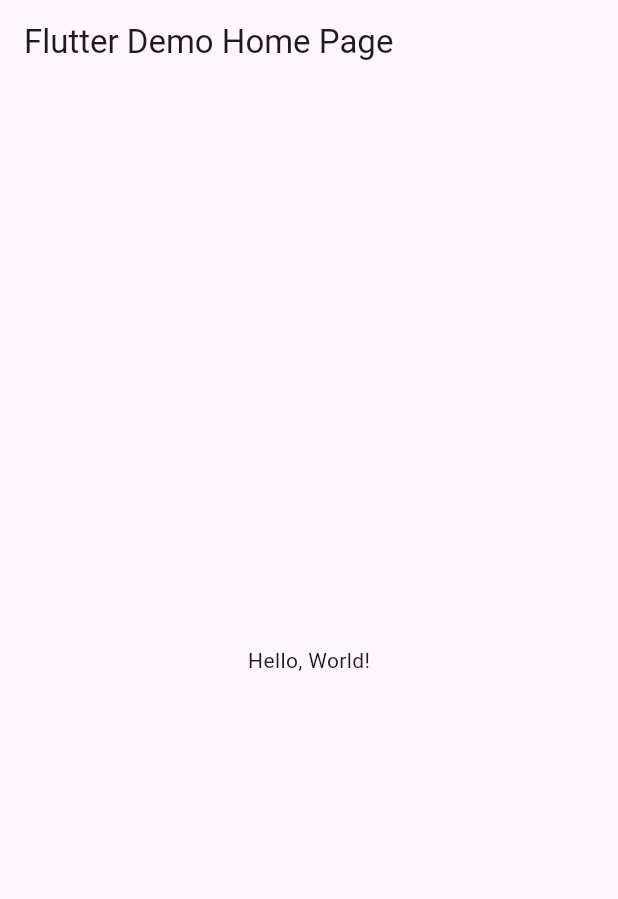
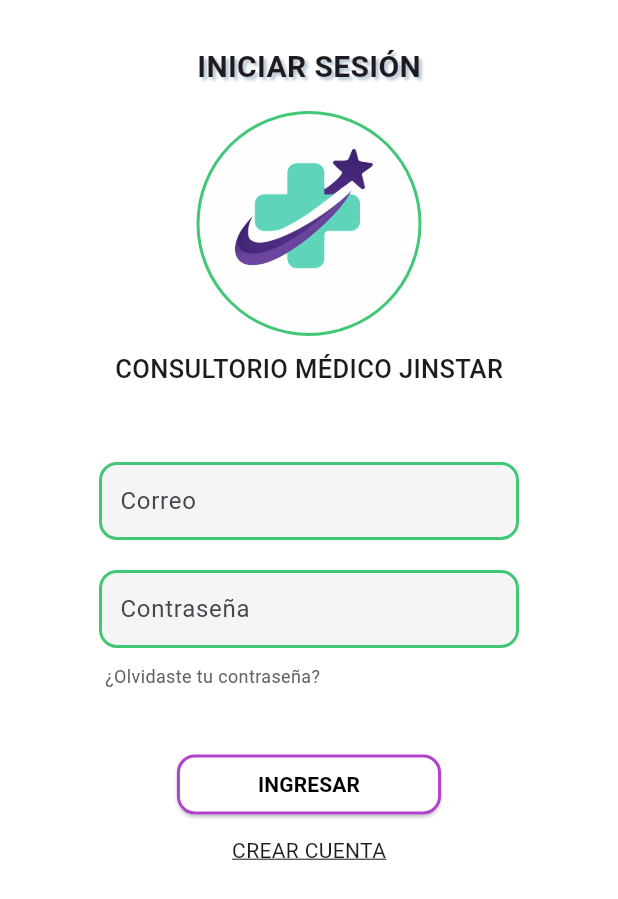
Before and after one commit to Alondra-Ramirez-Sandoval-1092/Act4_Android_ARS, a Flutter app: the screen it shows after launch, on a phone screen of 412 x 824 dp. Shown: the top 899 px of the screen. Run offline on Flutter 3.47's test engine with Material 3 defaults, Android fonts, the phone set to English and light mode, and no system bars.

Commit message:
subi inicio de sesion

```diff
--- a/lib/main.dart
+++ b/lib/main.dart
@@ -1,41 +1,146 @@
 import 'package:flutter/material.dart';
 
-void main() => runApp(MyApp());
+void main() => runApp(const MyApp());
 
 class MyApp extends StatelessWidget {
   const MyApp({super.key});
-  // This widget is the root of your application.
+
   @override
   Widget build(BuildContext context) {
     return MaterialApp(
-      // Application name
-      title: 'Flutter Hello World',
-      // Application theme data, you can set the colors for the application as
-      // you want
-      theme: ThemeData(
-        // useMaterial3: false,
-        primarySwatch: Colors.blue,
-      ),
-      // A widget which will be started on application startup
-      home: MyHomePage(title: 'Flutter Demo Home Page'),
+      title: 'JINSTAR Login',
+      home: const HomePage(),
+      debugShowCheckedModeBanner: false,
     );
   }
 }
 
-class MyHomePage extends StatelessWidget {
-  final String title;
-  const MyHomePage({super.key, required this.title});
+class HomePage extends StatefulWidget {
+  const HomePage({super.key});
+
+  @override
+  State<HomePage> createState() => _HomePageState();
+}
+
+class _HomePageState extends State<HomePage> {
+  final _emailController = TextEditingController();
+  final _passwordController = TextEditingController();
 
   @override
   Widget build(BuildContext context) {
     return Scaffold(
-      appBar: AppBar(
-        // The title text which will be shown on the action bar
-        title: Text(title),
+      backgroundColor: Colors.white,
+      body: SafeArea(
+        child: GestureDetector(
+          onTap: () => FocusScope.of(context).unfocus(),
+          child: Column(
+            children: [
+              const SizedBox(height: 30),
+              const Text(
+                'INICIAR SESIÓN',
+                style: TextStyle(
+                  fontSize: 20,
+                  fontWeight: FontWeight.bold,
+                  shadows: [
+                    Shadow(
+                      color: Color(0xFFB5C4D3),
+                      offset: Offset(2, 2),
+                      blurRadius: 2,
+                    ),
+                  ],
+                ),
+              ),
+              const SizedBox(height: 15),
+              Container(
+                width: 150,
+                height: 150,
+                decoration: BoxDecoration(
+                  image: const DecorationImage(
+                    image: AssetImage('assets/images/My ChatGPT image.png'),
+                    fit: BoxFit.cover,
+                  ),
+                  shape: BoxShape.circle,
+                  border: Border.all(
+                    color: Color(0xFF42C777),
+                    width: 2,
+                  ),
+                ),
+              ),
+              const SizedBox(height: 10),
+              const Text(
+                'CONSULTORIO MÉDICO JINSTAR',
+                style: TextStyle(fontSize: 17, fontWeight: FontWeight.w500),
+              ),
+              const SizedBox(height: 50),
+              _buildTextField('Correo', _emailController),
+              const SizedBox(height: 20),
+              _buildTextField('Contraseña', _passwordController,
+                  isPassword: true),
+              const SizedBox(height: 10),
+              Padding(
+                padding: const EdgeInsets.only(left: 70),
+                child: Align(
+                  alignment: Alignment.centerLeft,
+                  child: Text(
+                    '¿Olvidaste tu contraseña?',
+                    style: TextStyle(fontSize: 12, color: Colors.grey[700]),
+                  ),
+                ),
+              ),
+              const SizedBox(height: 40),
+              ElevatedButton(
+                onPressed: () {
+                  print('Correo: ${_emailController.text}');
+                  print('Contraseña: ${_passwordController.text}');
+                },
+                style: ElevatedButton.styleFrom(
+                  backgroundColor: Colors.white,
+                  side: const BorderSide(color: Color(0xFFB142CD), width: 2),
+                  shape: RoundedRectangleBorder(
+                    borderRadius: BorderRadius.circular(12),
+                  ),
+                ),
+                child: const Padding(
+                  padding: EdgeInsets.symmetric(horizontal: 30, vertical: 10),
+                  child: Text(
+                    'INGRESAR',
+                    style: TextStyle(
+                      color: Colors.black,
+                      fontWeight: FontWeight.bold,
+                    ),
+                  ),
+                ),
+              ),
+              const SizedBox(height: 10),
+              const Text(
+                'CREAR CUENTA',
+                style: TextStyle(
+                  decoration: TextDecoration.underline,
+                ),
+              ),
+            ],
+          ),
+        ),
       ),
-      body: Center(
-        child: Text(
-          'Hello, World!',
+    );
+  }
+
+  Widget _buildTextField(String label, TextEditingController controller,
+      {bool isPassword = false}) {
+    return Container(
+      width: 280,
+      padding: const EdgeInsets.symmetric(horizontal: 12),
+      decoration: BoxDecoration(
+        color: Colors.grey[100],
+        border: Border.all(color: const Color(0xFF42C777), width: 2),
+        borderRadius: BorderRadius.circular(12),
+      ),
+      child: TextField(
+        controller: controller,
+        obscureText: isPassword,
+        decoration: InputDecoration(
+          hintText: label,
+          border: InputBorder.none,
         ),
       ),
     );
--- a/pubspec.yaml
+++ b/pubspec.yaml
@@ -18,7 +18,9 @@ dev_dependencies:
 
 flutter:
   uses-material-design: true
-  # assets:
+  assets:
+    - assets/images/
+
   #  - images/a_dot_burr.jpeg
   #  - images/a_dot_ham.jpeg
   # fonts:
```
Also changed, not shown: assets/images/My ChatGPT image.png (added).
